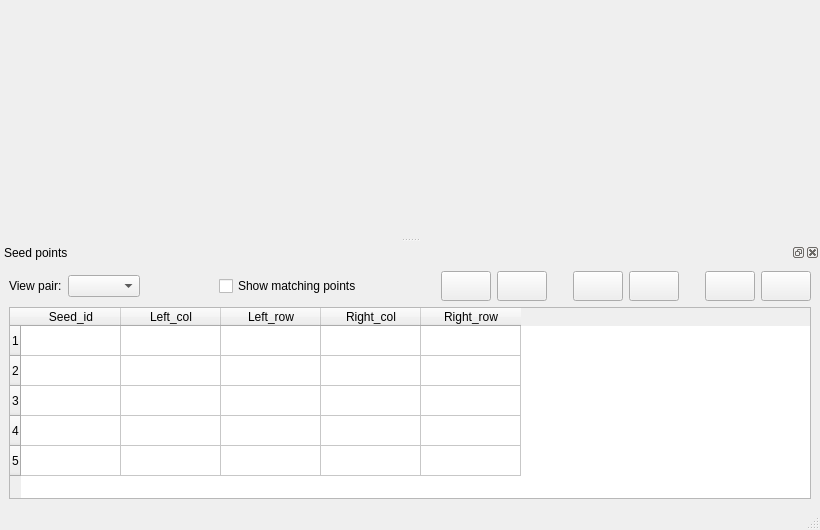
e-foto/e-foto, file trunk_Matching/qt/interface/SeedEditor.ui: the form before one commit.
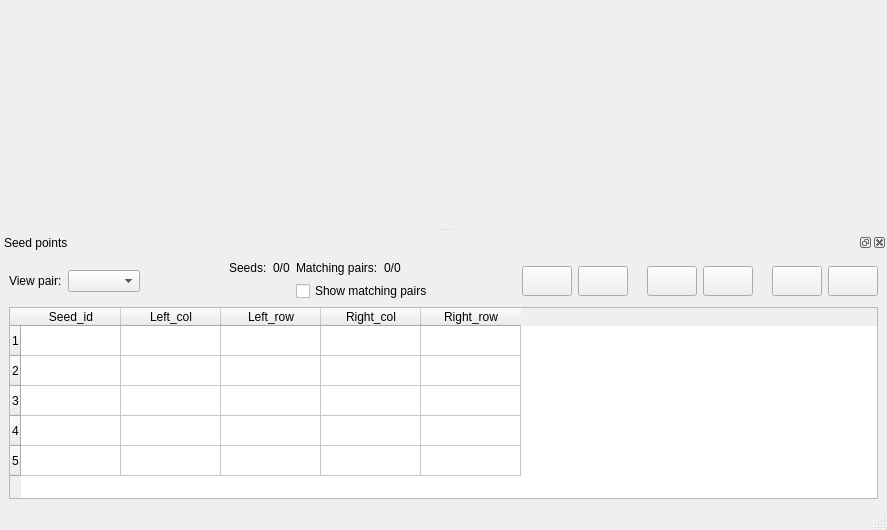
The form after the commit. Icons and pictures are not drawn.

The edit to the form file:
```diff
--- a/trunk_Matching/qt/interface/SeedEditor.ui
+++ b/trunk_Matching/qt/interface/SeedEditor.ui
@@ -6,7 +6,7 @@
    <rect>
     <x>0</x>
     <y>0</y>
-    <width>820</width>
+    <width>887</width>
     <height>530</height>
    </rect>
   </property>
@@ -41,9 +41,9 @@
     <number>8</number>
    </attribute>
    <widget class="QWidget" name="dockWidgetContents">
-    <layout class="QGridLayout" name="gridLayout">
+    <layout class="QGridLayout" name="gridLayout_2">
      <item row="0" column="0">
-      <layout class="QHBoxLayout" name="horizontalLayout_6">
+      <layout class="QHBoxLayout" name="horizontalLayout_8">
        <item>
         <layout class="QHBoxLayout" name="horizontalLayout_3">
          <item>
@@ -72,11 +72,51 @@
         </spacer>
        </item>
        <item>
-        <widget class="QCheckBox" name="checkBox">
-         <property name="text">
-          <string>Show matching points</string>
-         </property>
-        </widget>
+        <layout class="QGridLayout" name="gridLayout">
+         <item row="0" column="0">
+          <layout class="QHBoxLayout" name="horizontalLayout_6">
+           <item>
+            <widget class="QLabel" name="label_4">
+             <property name="text">
+              <string>Seeds:</string>
+             </property>
+            </widget>
+           </item>
+           <item>
+            <widget class="QLabel" name="seedsLabel">
+             <property name="text">
+              <string>0/0</string>
+             </property>
+            </widget>
+           </item>
+          </layout>
+         </item>
+         <item row="0" column="1">
+          <layout class="QHBoxLayout" name="horizontalLayout_7">
+           <item>
+            <widget class="QLabel" name="label_5">
+             <property name="text">
+              <string>Matching pairs:</string>
+             </property>
+            </widget>
+           </item>
+           <item>
+            <widget class="QLabel" name="pairsLabel">
+             <property name="text">
+              <string>0/0</string>
+             </property>
+            </widget>
+           </item>
+          </layout>
+         </item>
+         <item row="1" column="1">
+          <widget class="QCheckBox" name="checkBox">
+           <property name="text">
+            <string>Show matching pairs</string>
+           </property>
+          </widget>
+         </item>
+        </layout>
        </item>
        <item>
         <spacer name="horizontalSpacer_2">
@@ -140,7 +180,7 @@
          <item>
           <widget class="QLabel" name="label_3">
            <property name="text">
-            <string>    </string>
+            <string/>
            </property>
           </widget>
          </item>
@@ -191,7 +231,7 @@
          <item>
           <widget class="QLabel" name="label_2">
            <property name="text">
-            <string>    </string>
+            <string/>
            </property>
           </widget>
          </item>
```
